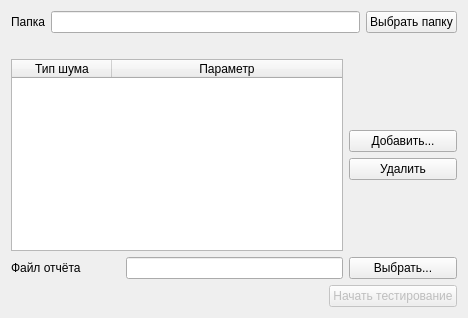
Qt form ui/testingwidget.ui (massaraksh-yandex/thesis) before a commit.
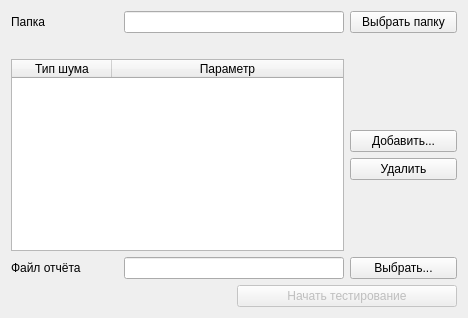
The same form after that commit.

```diff
--- a/ui/testingwidget.ui
+++ b/ui/testingwidget.ui
@@ -14,73 +14,23 @@
    <string>Form</string>
   </property>
   <layout class="QVBoxLayout" name="verticalLayout_2">
-   <item>
-    <layout class="QHBoxLayout" name="horizontalLayout">
-     <item>
-      <widget class="QLabel" name="label">
-       <property name="text">
-        <string>Папка</string>
-       </property>
-      </widget>
-     </item>
-     <item>
-      <widget class="QLineEdit" name="linePath">
-       <property name="readOnly">
-        <bool>true</bool>
-       </property>
-      </widget>
-     </item>
-     <item>
-      <widget class="QPushButton" name="pushOpen">
-       <property name="text">
-        <string>Выбрать папку</string>
-       </property>
-      </widget>
-     </item>
-    </layout>
-   </item>
-   <item>
-    <spacer name="verticalSpacer">
-     <property name="orientation">
-      <enum>Qt::Vertical</enum>
-     </property>
-     <property name="sizeType">
-      <enum>QSizePolicy::Fixed</enum>
-     </property>
-     <property name="sizeHint" stdset="0">
-      <size>
-       <width>20</width>
-       <height>20</height>
-      </size>
-     </property>
-    </spacer>
-   </item>
    <item>
     <layout class="QGridLayout" name="gridLayout">
-     <item row="0" column="0" colspan="3">
-      <widget class="QTableWidget" name="tableNoise">
-       <property name="editTriggers">
-        <set>QAbstractItemView::NoEditTriggers</set>
+     <item row="3" column="3">
+      <widget class="QPushButton" name="pushFile">
+       <property name="text">
+        <string>Выбрать...</string>
        </property>
-       <property name="selectionBehavior">
-        <enum>QAbstractItemView::SelectRows</enum>
+      </widget>
+     </item>
+     <item row="3" column="1" colspan="2">
+      <widget class="QLineEdit" name="lineFile">
+       <property name="readOnly">
+        <bool>false</bool>
        </property>
-       <attribute name="horizontalHeaderStretchLastSection">
-        <bool>true</bool>
-       </attribute>
-       <column>
-        <property name="text">
-         <string>Тип шума</string>
-        </property>
-       </column>
-       <column>
-        <property name="text">
-         <string>Параметр</string>
-        </property>
-       </column>
       </widget>
      </item>
-     <item row="0" column="3">
+     <item row="2" column="3">
       <layout class="QVBoxLayout" name="verticalLayout">
        <item>
         <spacer name="verticalSpacer_2">
@@ -124,45 +74,67 @@
        </item>
       </layout>
      </item>
-     <item row="1" column="0">
+     <item row="3" column="0">
       <widget class="QLabel" name="label_2">
        <property name="text">
         <string>Файл отчёта</string>
        </property>
       </widget>
      </item>
-     <item row="1" column="3">
-      <widget class="QPushButton" name="pushFile">
+     <item row="0" column="3">
+      <widget class="QPushButton" name="pushOpen">
        <property name="text">
-        <string>Выбрать...</string>
+        <string>Выбрать папку</string>
        </property>
       </widget>
      </item>
-     <item row="1" column="1" colspan="2">
-      <widget class="QLineEdit" name="lineFile">
-       <property name="readOnly">
-        <bool>false</bool>
-       </property>
-      </widget>
-     </item>
-    </layout>
-   </item>
-   <item>
-    <layout class="QHBoxLayout" name="horizontalLayout_3">
-     <item>
-      <spacer name="horizontalSpacer_3">
+     <item row="1" column="1">
+      <spacer name="verticalSpacer">
        <property name="orientation">
-        <enum>Qt::Horizontal</enum>
+        <enum>Qt::Vertical</enum>
+       </property>
+       <property name="sizeType">
+        <enum>QSizePolicy::Fixed</enum>
        </property>
        <property name="sizeHint" stdset="0">
         <size>
-         <width>40</width>
+         <width>20</width>
          <height>20</height>
         </size>
        </property>
       </spacer>
      </item>
-     <item>
+     <item row="0" column="0">
+      <widget class="QLabel" name="label">
+       <property name="text">
+        <string>Папка</string>
+       </property>
+      </widget>
+     </item>
+     <item row="2" column="0" colspan="3">
+      <widget class="QTableWidget" name="tableNoise">
+       <property name="editTriggers">
+        <set>QAbstractItemView::NoEditTriggers</set>
+       </property>
+       <property name="selectionBehavior">
+        <enum>QAbstractItemView::SelectRows</enum>
+       </property>
+       <attribute name="horizontalHeaderStretchLastSection">
+        <bool>true</bool>
+       </attribute>
+       <column>
+        <property name="text">
+         <string>Тип шума</string>
+        </property>
+       </column>
+       <column>
+        <property name="text">
+         <string>Параметр</string>
+        </property>
+       </column>
+      </widget>
+     </item>
+     <item row="4" column="2" colspan="2">
       <widget class="QPushButton" name="pushStart">
        <property name="enabled">
         <bool>false</bool>
@@ -172,6 +144,13 @@
        </property>
       </widget>
      </item>
+     <item row="0" column="1" colspan="2">
+      <widget class="QLineEdit" name="linePath">
+       <property name="readOnly">
+        <bool>true</bool>
+       </property>
+      </widget>
+     </item>
     </layout>
    </item>
   </layout>
```
